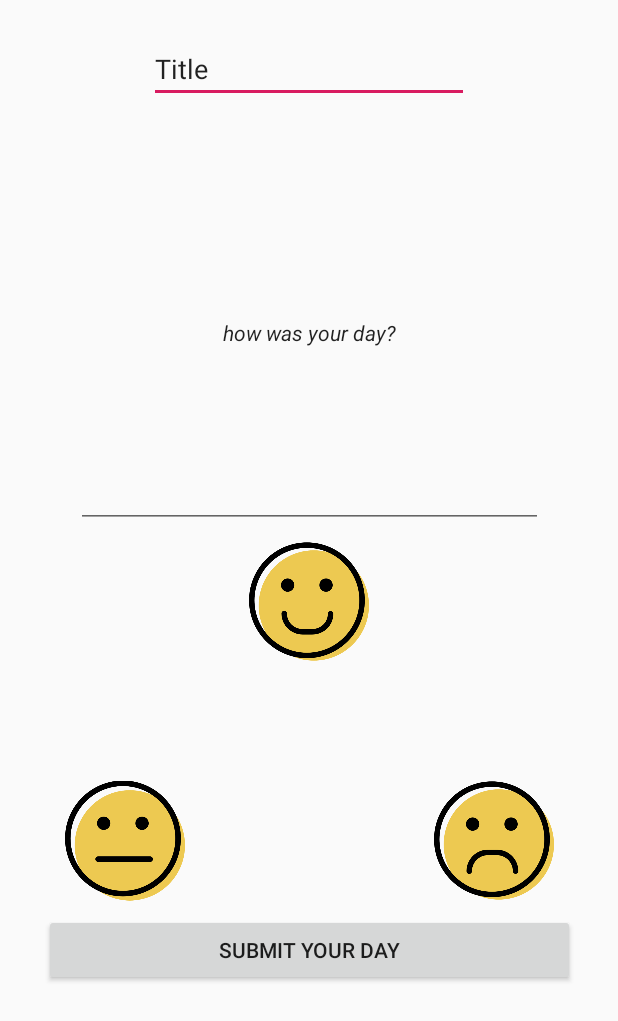
After one commit to Quint-Langeveld/Journal, an Android app: the layout activity_input.xml on its own in the app's theme, with its tools: preview values and no code run, on a phone screen of 412 x 824 dp. The commit adds this screen. Shown: the top 1021 px of the screen. Run offline under Robolectric (Android 15) with nearby library versions, the light colour scheme and no system bars.

Commit message:
progression commit

```diff
--- a/app/build.gradle
+++ b/app/build.gradle
@@ -25,4 +25,5 @@ dependencies {
     testImplementation 'junit:junit:4.12'
     androidTestImplementation 'com.android.support.test:runner:1.0.2'
     androidTestImplementation 'com.android.support.test.espresso:espresso-core:3.0.2'
+    implementation 'com.android.support:design:28.0.0'
 }
--- /dev/null
+++ b/app/src/main/java/com/example/qlangeveld/journal/DetailActivity.java
@@ -0,0 +1,4 @@
+package com.example.qlangeveld.journal;
+
+public class DetailActivity {
+}
--- /dev/null
+++ b/app/src/main/java/com/example/qlangeveld/journal/InputActivity.java
@@ -0,0 +1,5 @@
+package com.example.qlangeveld.journal;
+
+public class InputActivity {
+
+}
--- a/app/src/main/java/com/example/qlangeveld/journal/MainActivity.java
+++ b/app/src/main/java/com/example/qlangeveld/journal/MainActivity.java
@@ -10,4 +10,5 @@ public class MainActivity extends AppCompatActivity {
         super.onCreate(savedInstanceState);
         setContentView(R.layout.activity_main);
     }
+
 }
--- /dev/null
+++ b/app/src/main/res/layout/activity_input.xml
@@ -0,0 +1,123 @@
+<?xml version="1.0" encoding="utf-8"?>
+<android.support.constraint.ConstraintLayout xmlns:android="http://schemas.android.com/apk/res/android"
+    xmlns:app="http://schemas.android.com/apk/res-auto"
+    xmlns:tools="http://schemas.android.com/tools"
+    android:layout_width="match_parent"
+    android:layout_height="match_parent">
+
+    <Button
+        android:id="@+id/submitEntry"
+        android:layout_width="354dp"
+        android:layout_height="wrap_content"
+        android:layout_marginStart="8dp"
+        android:layout_marginTop="8dp"
+        android:layout_marginEnd="8dp"
+        android:layout_marginBottom="8dp"
+        android:text="Submit your day"
+        app:layout_constraintBottom_toBottomOf="parent"
+        app:layout_constraintEnd_toEndOf="parent"
+        app:layout_constraintStart_toStartOf="parent"
+        app:layout_constraintTop_toBottomOf="@+id/smileyHappy" />
+
+    <ImageView
+        android:id="@+id/smileySad"
+        android:layout_width="80dp"
+        android:layout_height="82dp"
+        android:layout_marginBottom="8dp"
+        app:layout_constraintBottom_toTopOf="@+id/submitEntry"
+        app:layout_constraintEnd_toEndOf="parent"
+        app:layout_constraintHorizontal_bias="0.5"
+        app:layout_constraintStart_toEndOf="@+id/smileyHappy"
+        app:srcCompat="@drawable/sad" />
+
+    <ImageView
+        android:id="@+id/smileyHappy"
+        android:layout_width="80dp"
+        android:layout_height="82dp"
+        android:layout_marginTop="360dp"
+        app:layout_constraintEnd_toStartOf="@+id/smileySad"
+        app:layout_constraintHorizontal_bias="0.5"
+        app:layout_constraintStart_toEndOf="@+id/smileyNeutral"
+        app:layout_constraintTop_toTopOf="parent"
+        app:srcCompat="@drawable/happy" />
+
+    <ImageView
+        android:id="@+id/smileyNeutral"
+        android:layout_width="80dp"
+        android:layout_height="82dp"
+        android:layout_marginBottom="8dp"
+        app:layout_constraintBottom_toTopOf="@+id/submitEntry"
+        app:layout_constraintEnd_toStartOf="@+id/smileyHappy"
+        app:layout_constraintHorizontal_bias="0.5"
+        app:layout_constraintStart_toStartOf="parent"
+        app:srcCompat="@drawable/surprised" />
+
+    <ImageView
+        android:id="@+id/checkNeutral"
+        android:layout_width="58dp"
+        android:layout_height="60dp"
+        android:layout_marginStart="44dp"
+        android:visibility="invisible"
+        app:layout_constraintBottom_toTopOf="@+id/submitEntry"
+        app:layout_constraintHorizontal_chainStyle="packed"
+        app:layout_constraintStart_toStartOf="@+id/smileyNeutral"
+        app:srcCompat="@drawable/checked" />
+
+    <ImageView
+        android:id="@+id/checkHappy"
+        android:layout_width="58dp"
+        android:layout_height="60dp"
+        android:layout_marginStart="44dp"
+        android:visibility="invisible"
+        app:layout_constraintBottom_toTopOf="@+id/submitEntry"
+        app:layout_constraintStart_toStartOf="@+id/smileyHappy"
+        app:srcCompat="@drawable/checked" />
+
+    <ImageView
+        android:id="@+id/checkSad"
+        android:layout_width="58dp"
+        android:layout_height="60dp"
+        android:layout_marginStart="40dp"
+        android:layout_marginEnd="8dp"
+        android:visibility="invisible"
+        app:layout_constraintBottom_toTopOf="@+id/submitEntry"
+        app:layout_constraintEnd_toEndOf="parent"
+        app:layout_constraintHorizontal_bias="0.2"
+        app:layout_constraintStart_toStartOf="@+id/smileySad"
+        app:srcCompat="@drawable/checked" />
+
+    <EditText
+        android:id="@+id/title"
+        android:layout_width="wrap_content"
+        android:layout_height="wrap_content"
+        android:layout_marginStart="8dp"
+        android:layout_marginTop="8dp"
+        android:layout_marginEnd="8dp"
+        android:layout_marginBottom="8dp"
+        android:ems="10"
+        android:inputType="textPersonName"
+        android:text="Title"
+        app:layout_constraintBottom_toTopOf="@+id/story"
+        app:layout_constraintEnd_toEndOf="parent"
+        app:layout_constraintStart_toStartOf="parent"
+        app:layout_constraintTop_toTopOf="parent" />
+
+    <EditText
+        android:id="@+id/story"
+        android:layout_width="311dp"
+        android:layout_height="260dp"
+        android:layout_marginStart="8dp"
+        android:layout_marginEnd="8dp"
+        android:layout_marginBottom="8dp"
+        android:ems="10"
+        android:gravity="center_vertical"
+        android:inputType="textPersonName"
+        android:text="how was your day?"
+        android:textAlignment="center"
+        android:textSize="14sp"
+        android:textStyle="italic"
+        app:layout_constraintBottom_toTopOf="@+id/smileyHappy"
+        app:layout_constraintEnd_toEndOf="parent"
+        app:layout_constraintStart_toStartOf="parent" />
+
+</android.support.constraint.ConstraintLayout>
```
Also changed, not shown: app/src/main/res/layout/activity_detail.xml (added, +63 -0 lines), app/src/main/res/layout/activity_main.xml (+14 -9 lines), app/src/main/res/layout/entry_row.xml (added, +58 -0 lines), app/src/main/res/drawable/checked.png (added), app/src/main/res/drawable/happy.png (added), app/src/main/res/drawable/sad.png (added), app/src/main/res/drawable/surprised.png (added).
